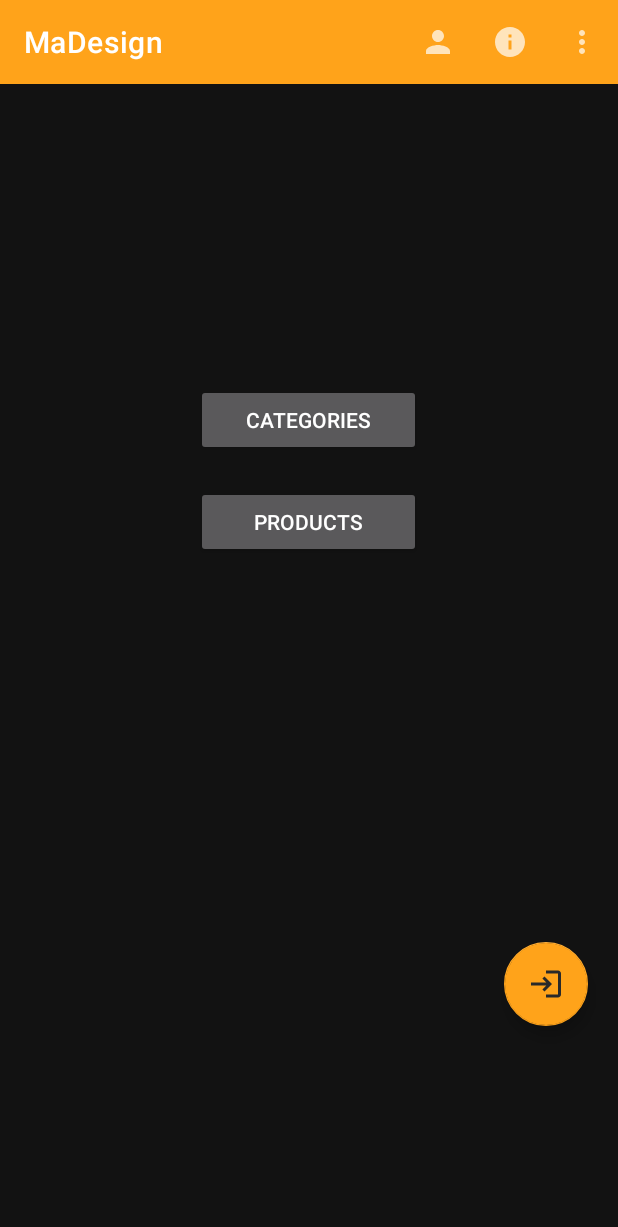
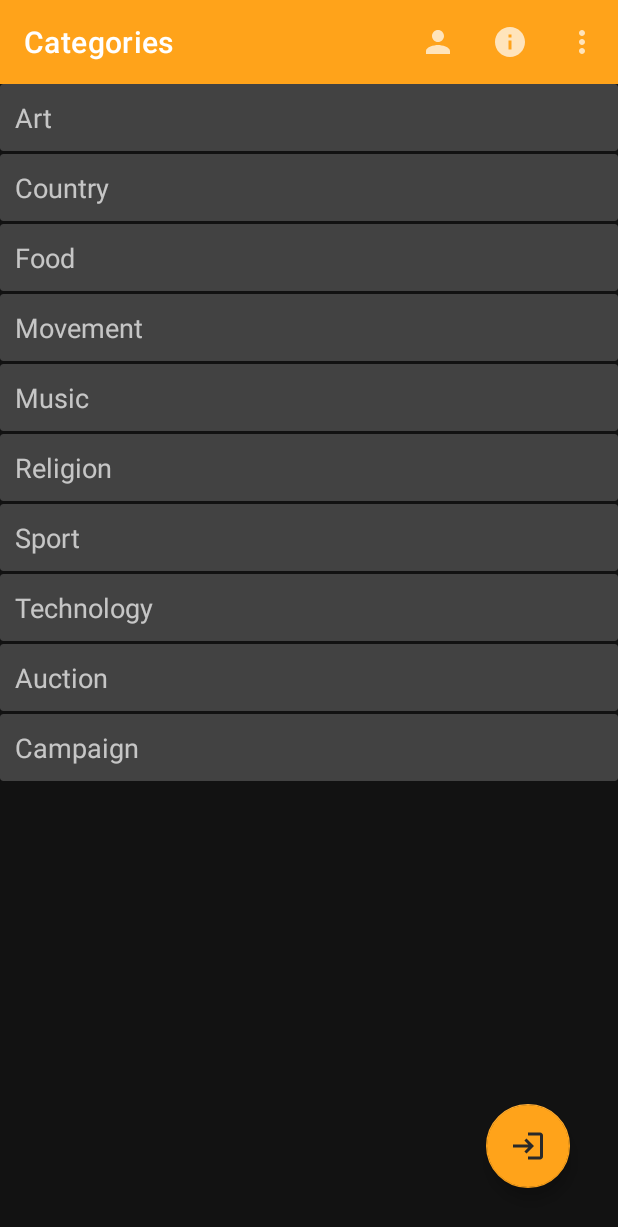
Before and after one commit to Vitalii-RD/AndroidMemeShop, an Android app: the screen it shows after launch (MainActivity), on a phone screen of 412 x 824 dp. Shown: the top 1227 px of the screen. Run offline under Robolectric (Android 15) with nearby library versions, the phone set to English and light mode, and no system bars; our stand-ins replace CircleImageView.

Commit message:
#1-use-fragments: - replace category activity with category fragment - replace product activity with product fragment

```diff
--- a/app/build.gradle
+++ b/app/build.gradle
@@ -41,6 +41,7 @@ dependencies {
     implementation 'androidx.annotation:annotation:1.1.0'
     implementation 'androidx.lifecycle:lifecycle-livedata-ktx:2.2.0'
     implementation 'androidx.lifecycle:lifecycle-viewmodel-ktx:2.2.0'
+    implementation 'androidx.legacy:legacy-support-v4:1.0.0'
     testImplementation 'junit:junit:4.+'
     androidTestImplementation 'androidx.test.ext:junit:1.1.2'
     androidTestImplementation 'androidx.test.espresso:espresso-core:3.3.0'
--- a/app/src/main/AndroidManifest.xml
+++ b/app/src/main/AndroidManifest.xml
@@ -10,10 +10,8 @@
         android:roundIcon="@mipmap/ic_launcher_round"
         android:supportsRtl="true"
         android:theme="@style/Theme.Launcher">
-        <activity android:name=".CategoriesActivity"/>
         <activity android:name=".AppActivity" />
         <activity android:name=".AuthorActivity" />
-        <activity android:name=".ProductsActivity" />
         <activity
             android:name=".LoginActivity"
             android:label="@string/login_title" />
--- /dev/null
+++ b/app/src/main/java/com/dudnyk/projectwithmaterialdesign/CategoryListFragment.kt
@@ -0,0 +1,96 @@
+package com.dudnyk.projectwithmaterialdesign
+
+import android.os.Bundle
+import android.view.LayoutInflater
+import android.view.View
+import android.view.ViewGroup
+import androidx.fragment.app.Fragment
+import androidx.recyclerview.widget.LinearLayoutManager
+import androidx.recyclerview.widget.RecyclerView
+import com.dudnyk.projectwithmaterialdesign.adapters.CategoryAdapter
+import com.dudnyk.projectwithmaterialdesign.adapters.OnItemClickListener
+import com.dudnyk.projectwithmaterialdesign.data.Category
+import com.google.android.material.appbar.MaterialToolbar
+
+
+class CategoryListFragment : Fragment() {
+    protected lateinit var rootView: View
+    lateinit var toolbar: MaterialToolbar
+    lateinit var recyclerView: RecyclerView
+    lateinit var adapter: CategoryAdapter
+
+    override fun onCreate(savedInstanceState: Bundle?) {
+        super.onCreate(savedInstanceState)
+        onCreateComponent()
+    }
+
+    override fun onCreateView(inflater: LayoutInflater, container: ViewGroup?, savedInstanceState: Bundle?): View? {
+        rootView = inflater.inflate(R.layout.fragment_categories, container, false)
+        initView()
+        setUpToolBar(R.string.categories_title)
+        return rootView
+    }
+
+    companion object {
+        var TAG = CategoryListFragment::class.java.simpleName
+        const val ARG_POSITION: String = "positioin"
+
+        fun newInstance(): CategoryListFragment {
+            val fragment = CategoryListFragment()
+            val args = Bundle()
+            args.putInt(ARG_POSITION, 1)
+            fragment.arguments = args
+            return fragment
+        }
+    }
+
+    private fun onCreateComponent() {
+        adapter = CategoryAdapter()
+        setUpAdapter()
+        setUpDummyData()
+    }
+
+
+    private fun initView(){
+        initializeRecyclerView()
+    }
+
+    private fun initializeRecyclerView() {
+        recyclerView = rootView.findViewById(R.id.category_list)
+        recyclerView.layoutManager = LinearLayoutManager(activity)
+        recyclerView.adapter = adapter
+    }
+
+    private fun setUpAdapter() {
+        adapter.setOnItemClickListener(onItemClickListener = object : OnItemClickListener {
+            override fun onItemClick(position: Int, view: View?) {
+                val category = adapter.getItem(position)
+                fragmentManager?.beginTransaction()?.apply {
+                    replace(R.id.shopping_fragments, ProductListFragment.newInstance(), ProductListFragment.TAG)
+                    addToBackStack(ProductListFragment.TAG)
+                    commit()
+                }
+            }
+        })
+    }
+
+    private fun setUpDummyData() {
+        adapter.addItems(listOf(
+            Category("Art", null),
+            Category("Country", null),
+            Category("Food", null),
+            Category("Movement", null),
+            Category("Music", null),
+            Category("Religion", null),
+            Category("Sport", null),
+            Category("Technology", null),
+            Category("Auction", null),
+            Category("Campaign", null)
+        ))
+    }
+
+    private fun setUpToolBar(title: Int) {
+        toolbar = activity?.findViewById(R.id.my_toolbar)!!
+        toolbar.setTitle(title)
+    }
+}
--- a/app/src/main/java/com/dudnyk/projectwithmaterialdesign/MainActivity.kt
+++ b/app/src/main/java/com/dudnyk/projectwithmaterialdesign/MainActivity.kt
@@ -6,11 +6,13 @@ import android.view.Menu
 import android.view.MenuItem
 import android.view.View
 import androidx.appcompat.app.AppCompatActivity
+import androidx.core.view.GravityCompat
+import androidx.fragment.app.FragmentManager
 import com.google.android.material.appbar.MaterialToolbar
 
 
 class MainActivity : AppCompatActivity() {
-    private lateinit var topAppBar: MaterialToolbar
+    private lateinit var toolbar: MaterialToolbar
     private lateinit var fab : View
 
     override fun onCreate(savedInstanceState: Bundle?) {
@@ -20,11 +22,24 @@ class MainActivity : AppCompatActivity() {
 
         setUpToolBar()
         setUpFab()
+
+        supportFragmentManager.beginTransaction()
+            .replace(R.id.shopping_fragments, CategoryListFragment.newInstance(), CategoryListFragment.TAG)
+            .commit()
+
+        supportFragmentManager.addOnBackStackChangedListener {
+            if (supportFragmentManager.backStackEntryCount > 0) {
+                supportActionBar!!.setDisplayHomeAsUpEnabled(true)
+                toolbar.setNavigationOnClickListener{ onBackPressed() }
+            } else {
+                supportActionBar!!.setDisplayHomeAsUpEnabled(false)
+            }
+        }
     }
 
     private fun setUpToolBar() {
-        topAppBar = findViewById(R.id.my_toolbar)
-        setSupportActionBar(topAppBar)
+        toolbar = findViewById(R.id.my_toolbar)
+        setSupportActionBar(toolbar)
     }
 
     private fun setUpFab() {
@@ -64,14 +79,4 @@ class MainActivity : AppCompatActivity() {
             else -> super.onOptionsItemSelected(item)
         }
     }
-
-    fun handleCategory(view: View) {
-        val intent = Intent(this, CategoriesActivity::class.java)
-        startActivity(intent)
-    }
-
-    fun handleProducts(view: View) {
-        val intent = Intent(this, ProductsActivity::class.java)
-        startActivity(intent)
-    }
 }
--- a/app/src/main/res/layout/activity_main.xml
+++ b/app/src/main/res/layout/activity_main.xml
@@ -10,38 +10,19 @@
         android:layout_width="match_parent"
         android:layout_height="wrap_content"/>
 
-    <LinearLayout
+    <FrameLayout
+        android:id="@+id/shopping_fragments"
         android:layout_width="match_parent"
-        android:layout_height="552dp"
-        android:orientation="vertical"
-        app:layout_behavior="@string/appbar_scrolling_view_behavior">
+        android:layout_height="match_parent">
 
-        <androidx.appcompat.widget.AppCompatButton
-            android:id="@+id/appCompatButton2"
-            android:layout_width="150dp"
+        <com.google.android.material.floatingactionbutton.FloatingActionButton
+            android:id="@+id/fab"
+            android:layout_width="wrap_content"
             android:layout_height="wrap_content"
-            android:layout_gravity="center"
-            android:layout_marginTop="200dp"
-            android:onClick="handleCategory"
-            android:text="@string/categories_title" />
-
-        <androidx.appcompat.widget.AppCompatButton
-            android:id="@+id/appCompatButton"
-            android:layout_width="150dp"
-            android:layout_height="wrap_content"
-            android:layout_gravity="center"
-            android:layout_marginTop="20dp"
-            android:onClick="handleProducts"
-            android:text="@string/products_title" />
-    </LinearLayout>
-
-    <com.google.android.material.floatingactionbutton.FloatingActionButton
-        android:id="@+id/fab"
-        android:layout_width="wrap_content"
-        android:layout_height="wrap_content"
-        android:layout_gravity="end|bottom"
-        android:layout_margin="20dp"
-        android:src="@drawable/ic_login_24"
-        app:rippleColor="?attr/colorPrimary" />
-
+            android:src="@drawable/ic_login_24"
+            android:layout_gravity="bottom|end"
+            android:layout_marginEnd="32dp"
+            android:layout_marginBottom="32dp"
+            app:rippleColor="?attr/colorPrimary" />
+    </FrameLayout>
 </LinearLayout>
--- a/app/src/main/res/layout/activity_products.xml
+++ b/app/src/main/res/layout/fragment_product_list.xml
@@ -1,14 +1,8 @@
 <?xml version="1.0" encoding="utf-8"?>
 <LinearLayout xmlns:android="http://schemas.android.com/apk/res/android"
-    xmlns:tools="http://schemas.android.com/tools"
     android:layout_width="match_parent"
     android:layout_height="match_parent"
-    tools:context=".ProductsActivity"
     android:orientation="vertical">
-
-    <include layout="@layout/toolbar"
-        android:layout_height="wrap_content"
-        android:layout_width="match_parent" />
 
     <androidx.recyclerview.widget.RecyclerView
         android:id="@+id/product_list"
--- a/app/src/main/res/layout/product_item.xml
+++ b/app/src/main/res/layout/product_item.xml
@@ -3,7 +3,7 @@
     xmlns:app="http://schemas.android.com/apk/res-auto"
     android:layout_width="match_parent"
     android:layout_height="wrap_content"
-    android:padding="15dp"
+    android:padding="8dp"
     android:orientation="horizontal">
 
     <androidx.cardview.widget.CardView
```
Also changed, not shown: app/src/main/java/com/dudnyk/projectwithmaterialdesign/CategoriesActivity.kt (deleted, +0 -52 lines), app/src/main/java/com/dudnyk/projectwithmaterialdesign/ProductListFragment.kt (added, +91 -0 lines), app/src/main/java/com/dudnyk/projectwithmaterialdesign/ProductsActivity.kt (deleted, +0 -53 lines), app/src/main/res/layout/fragment_categories.xml (renamed from app/src/main/res/layout/activity_categories.xml, +1 -9 lines).
